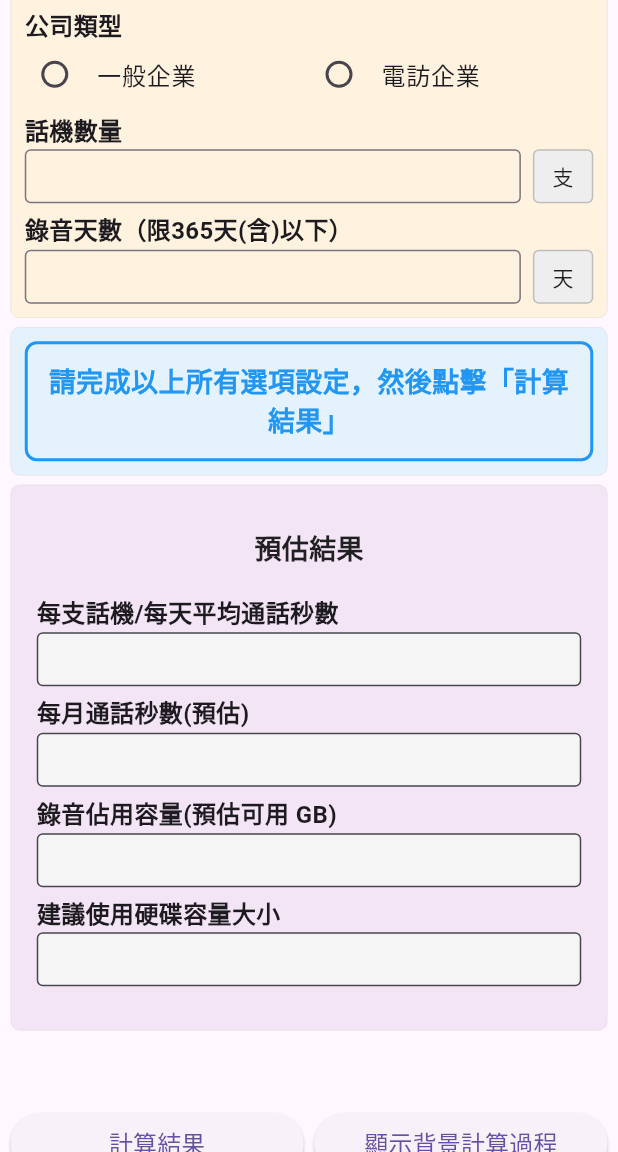
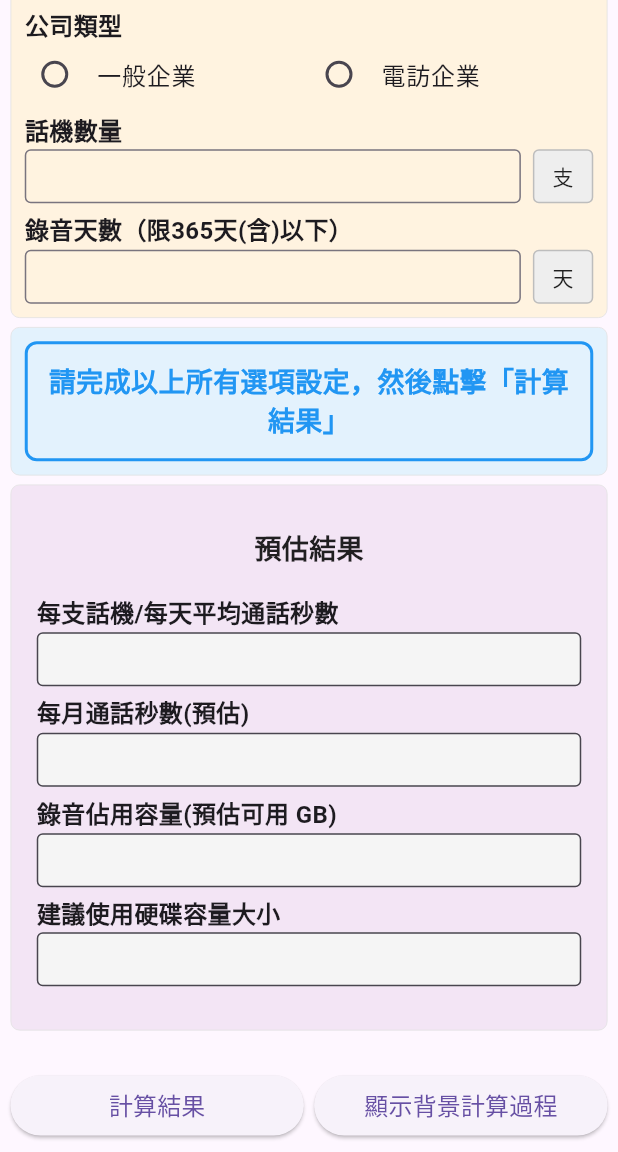
Before and after one commit to yyuchen-workspace/capacity-calculator, a Flutter app: the screen it shows after launch, scrolled down 300 dp, on a phone screen of 412 x 824 dp, the part 84-1236 px from its top. Run offline on Flutter 3.47's test engine with Material 3 defaults, Android fonts, the phone set to English and light mode, and no system bars.

Commit message:
Update UI layout and create project documentation
- Adjust mobile layout button spacing to 20px (desktop remains 45px)
- Update purple card height with improved content centering
- Add comprehensive GitHub Actions deployment guide
- Create detailed project build and testing documentation
- Include complete file structure and maintenance procedures

🤖 Generated with [Claude Code](https://claude.ai/code)

Co-Authored-By: Claude <noreply@anthropic.com>

```diff
--- a/lib/main.dart
+++ b/lib/main.dart
@@ -923,7 +923,7 @@ ${actualUsableCapacity}G-1GB(系統區)-$pbxDataArea='${actualRecordingCapacity}
         _buildInputSections(context),
         _buildNotificationCard(),
         _buildResultsSection(context),
-        SizedBox(height: 45),
+        SizedBox(height: 20),
         _buildActionButtons(),
       ],
     );
```
Also changed, not shown: 6 other files.
